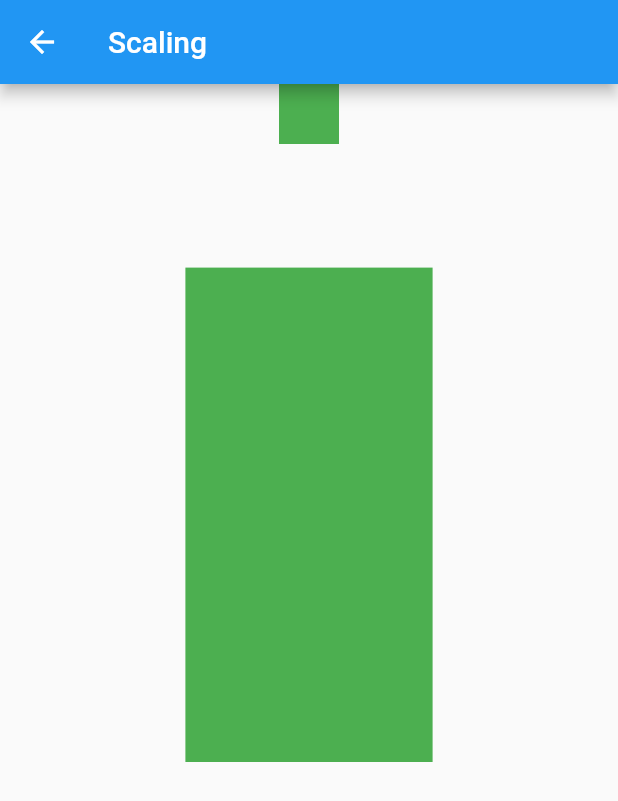
After one commit to Thesohan/flutter_features, a Flutter app: the screen it shows after launch, after a tap on "Scaling Example", on a phone screen of 412 x 824 dp. The commit adds this screen. Shown: the top 801 px of the screen. Run offline on Flutter 3.47's test engine with Material 2 defaults, Android fonts, the phone set to English and light mode, and no system bars; our stand-ins replace dio; generated files the repository leaves out were written again.

Commit message:
scaling added

```diff
--- a/lib/main.dart
+++ b/lib/main.dart
@@ -1,5 +1,4 @@
 import 'package:flutter/material.dart';
-import 'package:news_app/ui/pages/MyHomePage.dart';
 import 'package:news_app/ui/pages/features.dart';
 
 void main() => runApp(MyApp());
--- /dev/null
+++ b/lib/ui/Util/sizeConfig.dart
@@ -0,0 +1,18 @@
+import 'package:flutter/cupertino.dart';
+
+class SizeConfig{
+
+  static MediaQueryData _mediaQueryData;
+  static double screenWidth;
+  static double screenHeight;
+  static double blockSizeHorizontal;
+  static double blockSizeVertical;
+
+  void init(BuildContext context) {
+    _mediaQueryData = MediaQuery.of(context);
+    screenWidth = _mediaQueryData.size.width;
+    screenHeight = _mediaQueryData.size.height;
+    blockSizeHorizontal = screenWidth / 100;
+    blockSizeVertical = screenHeight / 100;
+  }
+}
--- a/lib/ui/pages/features.dart
+++ b/lib/ui/pages/features.dart
@@ -1,6 +1,7 @@
 import 'package:flutter/cupertino.dart';
 import 'package:flutter/material.dart';
 import 'package:news_app/ui/pages/newCustomer.dart';
+import 'package:news_app/ui/pages/scaling.dart';
 import 'package:news_app/ui/pages/showCustomerList.dart';
 import 'package:news_app/ui/providers/customersList.dart';
 import 'package:provider/provider.dart';
@@ -53,6 +54,14 @@ class Features extends StatelessWidget {
                 ),
               );
             },
+          ),
+          RaisedButton(
+            child: Text("Scaling Example"),
+            onPressed: (){
+              Navigator.push(context, MaterialPageRoute(
+                builder: (context)=> Scaling(),
+              ),);
+            },
           )
         ],
       ),
--- /dev/null
+++ b/lib/ui/pages/scaling.dart
@@ -0,0 +1,48 @@
+import 'package:flutter/cupertino.dart';
+import 'package:flutter/material.dart';
+import 'package:news_app/ui/Util/sizeConfig.dart';
+
+class Scaling extends StatelessWidget {
+  @override
+  Widget build(BuildContext context) {
+    SizeConfig().init(context);
+    return Scaffold(
+      appBar: AppBar(
+        title: Text("Scaling"),
+      ),
+      body: _buildBody(context),
+    );
+  }
+
+  Widget _buildBody(BuildContext context) {
+    return ListView(
+      children: <Widget>[
+        _buildWidgetWithoutScaling(),
+        SizedBox(
+          height: SizeConfig.blockSizeVertical*10,
+        ),
+        _buildWidgetWithScaling()
+      ],
+    );
+  }
+
+  Widget _buildWidgetWithoutScaling() {
+    return Center(
+      child: Container(
+        height: 40.0,
+        width: 40.0,
+        color: Colors.green,
+      ),
+    );
+  }
+
+  Widget _buildWidgetWithScaling() {
+    return Center(
+      child: Container(
+        height: SizeConfig.blockSizeVertical*40,
+        width: SizeConfig.blockSizeHorizontal*40.0,
+        color: Colors.green,
+      ),
+    );
+  }
+}
```
